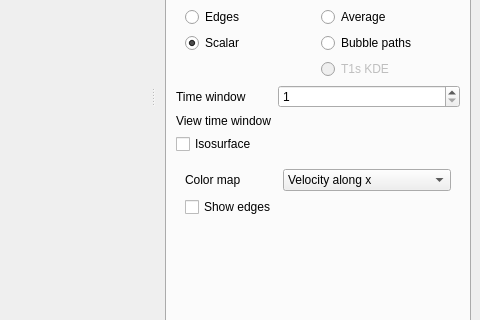
The window that MainWindow.ui (danlipsa/foamvis) describes before a commit, drawn with Qt 5; both pictures show x 606 to 1086 and y 247 to 567 of the 1086 by 686 pixel window.
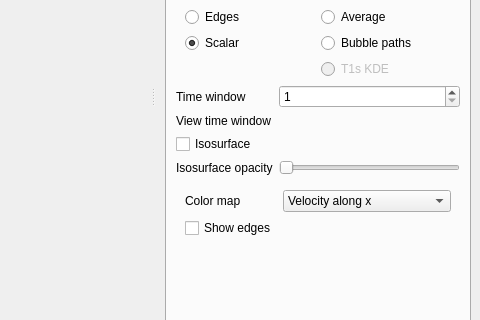
The same window after the commit. The open tabs and pages were chosen to show the change. Custom widgets are drawn as their Qt base class.

```diff
--- a/MainWindow.ui
+++ b/MainWindow.ui
@@ -1508,6 +1508,20 @@
               </property>
              </widget>
             </item>
+            <item row="3" column="0">
+             <widget class="QLabel" name="labelIsosurfaceAlpha">
+              <property name="text">
+               <string>Isosurface opacity</string>
+              </property>
+             </widget>
+            </item>
+            <item row="3" column="1">
+             <widget class="QSlider" name="horizontalSliderIsosurfaceAlpha">
+              <property name="orientation">
+               <enum>Qt::Horizontal</enum>
+              </property>
+             </widget>
+            </item>
            </layout>
           </widget>
          </item>
```
Left out of the diff: 251 changed lines with no effect on the pictures.
